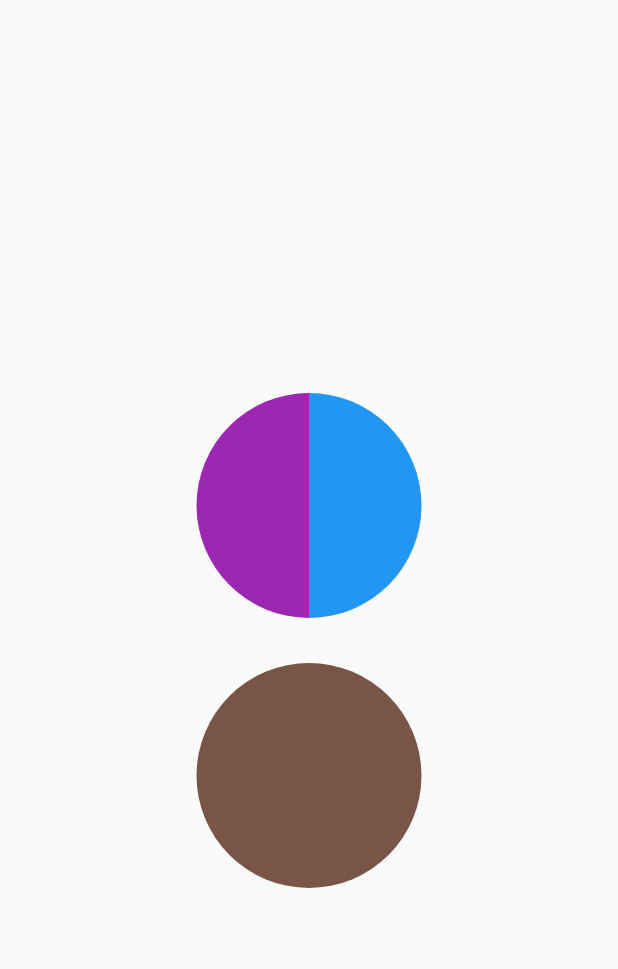
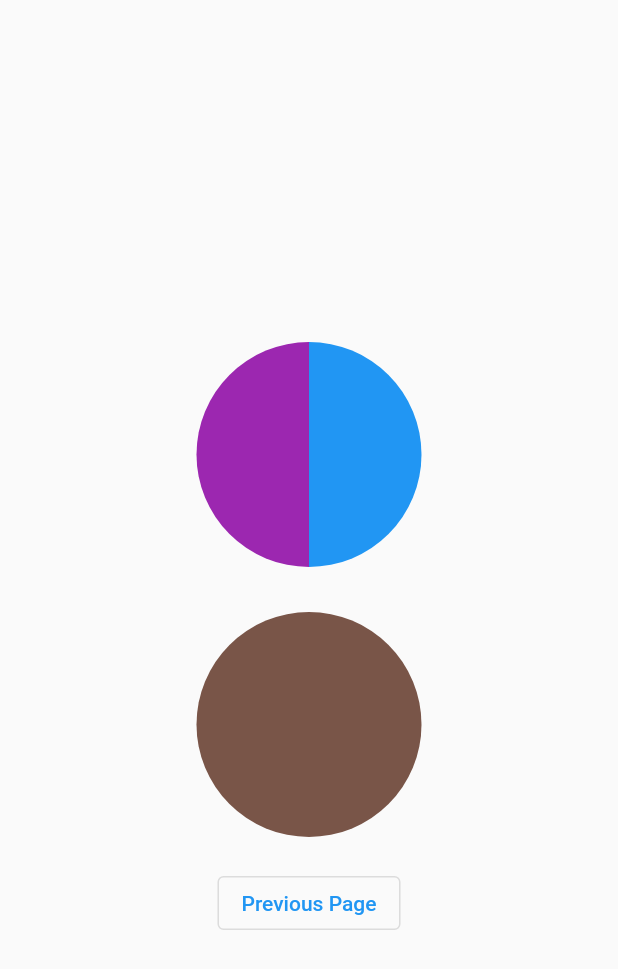
Before and after one commit to Shalom-Nankam/animations, a Flutter app: the screen it shows after launch, after a tap on "Next Page", on a phone screen of 412 x 824 dp. Shown: the top 969 px of the screen. Run offline on Flutter 3.47's test engine with Material 2 defaults, Android fonts, the phone set to English and light mode, and no system bars.

Commit message:
Minor code modifications

```diff
--- a/lib/animations/chained_animations.dart
+++ b/lib/animations/chained_animations.dart
@@ -51,6 +51,13 @@ class _ChainedAnimationsPageState extends State<ChainedAnimationsPage> {
                 decoration: BoxDecoration(
                     borderRadius: BorderRadius.circular(100),
                     color: Colors.brown),
+              ),
+              const SizedBox(
+                height: 20,
+              ),
+              OutlinedButton(
+                onPressed: () => Navigator.pop(context),
+                child: const Text('Previous Page'),
               )
             ],
           ),
--- a/lib/main.dart
+++ b/lib/main.dart
@@ -10,7 +10,11 @@ class MyApp extends StatelessWidget {
 
   @override
   Widget build(BuildContext context) {
-    return const MaterialApp(title: 'Material App', home: Home());
+    return const MaterialApp(
+      title: 'Material App',
+      home: Home(),
+      debugShowCheckedModeBanner: false,
+    );
   }
 }
 
```
